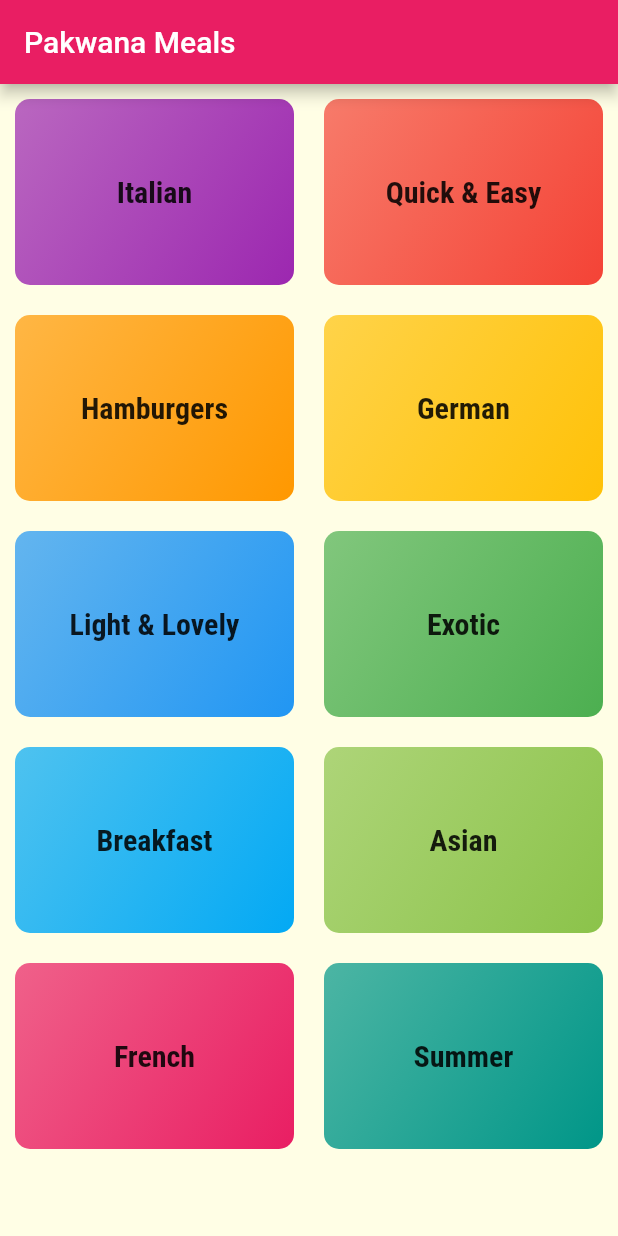
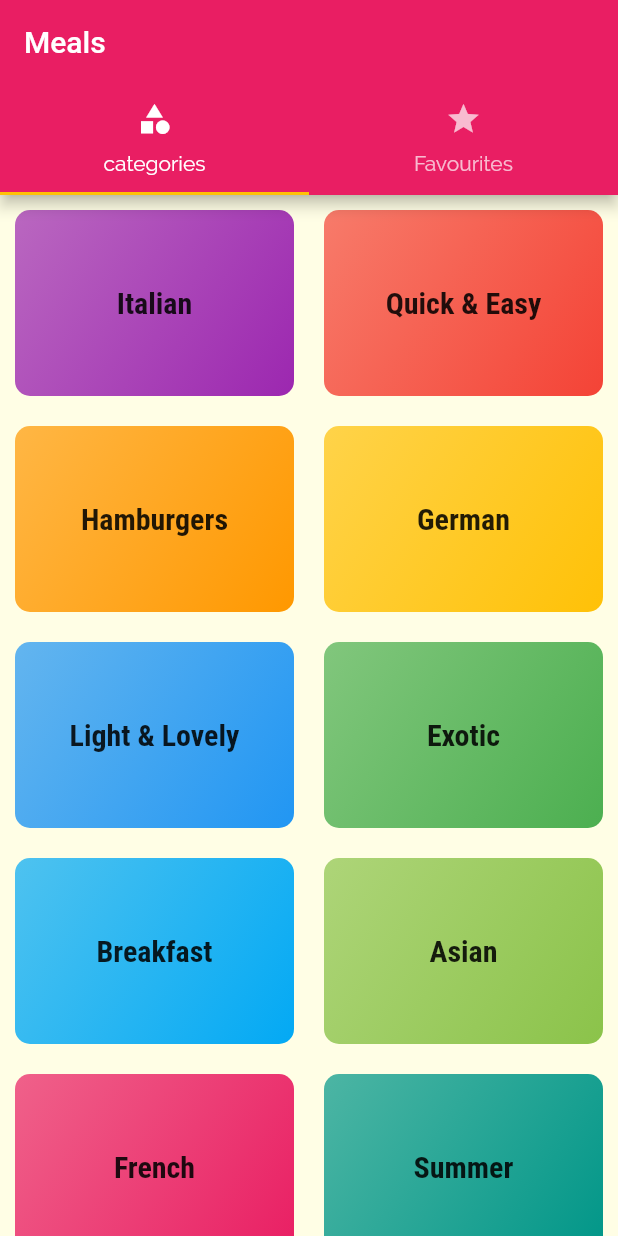
Before and after one commit to CodingEyes6/Recipe-App, a Flutter app: the screen it shows after launch, on a phone screen of 412 x 824 dp. Run offline on Flutter 3.47's test engine with Material 2 defaults, Android fonts, the phone set to English and light mode, and no system bars.

```diff
--- a/lib/Routes/routes.dart
+++ b/lib/Routes/routes.dart
@@ -11,6 +11,8 @@ class AppRoutes {
 static const CATEGORY_SCREEN = "Category";
 static const HOME_SCREEN = "/";
 static const MEAL_DETAIL_SCREEN = "MealDetail";
+static const FAVOURITE_SCREEN = "FavoutiteCategory";
+static const MEAL_SCREEN = "Meal Screen";
 
 
 
--- a/lib/main.dart
+++ b/lib/main.dart
@@ -1,13 +1,14 @@
 // ignore_for_file: must_be_immutable
 
 import 'package:flutter/material.dart';
-import 'package:meals_app/screens/MealDetail/meal_detail_screen.dart';
+import './screens/favourite/favourite_screen.dart';
 import 'screens/Category/category_screen.dart';
 import 'Colors/colors.dart';
 import 'styles/textstyles.dart';
 import 'Routes/routes.dart';
 import './screens/Meal/meals_screen.dart';
 import './screens/MealDetail/meal_detail_screen.dart';
+import './screens/tabs/tabs.dart';
 
 void main() => runApp(App());
 
@@ -22,9 +23,11 @@ class App extends StatelessWidget {
 
   Map<String, Widget Function(BuildContext)> routes(BuildContext ctx) {
     return {
-      AppRoutes.CATEGORY_SCREEN: (ctx) => MealScreen(),
-      AppRoutes.HOME_SCREEN: (ctx) => CategoryScreen(),
-      AppRoutes.MEAL_DETAIL_SCREEN: (ctx) => MealDetailScreen()
+      AppRoutes.CATEGORY_SCREEN: (ctx) => CategoryScreen(),
+      AppRoutes.HOME_SCREEN: (ctx) => TabScreen(),
+      AppRoutes.MEAL_DETAIL_SCREEN: (ctx) => MealDetailScreen(),
+      AppRoutes.FAVOURITE_SCREEN: (ctx) => FavouriteScreen(),
+      AppRoutes.MEAL_SCREEN: (ctx) => MealScreen(),
     };
   }
 
--- a/lib/screens/Category/category_screen.dart
+++ b/lib/screens/Category/category_screen.dart
@@ -9,8 +9,7 @@ import '../../constants/padding_constants.dart';
 class CategoryScreen extends StatelessWidget {
   @override
   Widget build(BuildContext context) {
-    return Scaffold(
-        appBar: buildAppBar(categoryScreenAppBarTitle), body: body());
+    return body();
   }
 
   Widget body() {
--- a/lib/screens/Category/components/category_item.dart
+++ b/lib/screens/Category/components/category_item.dart
@@ -21,7 +21,7 @@ class CategoryItem extends StatelessWidget {
 
   void selectCategory(BuildContext context) {
     AppRoutes.goToNextPage(
-        context, AppRoutes.CATEGORY_SCREEN, data: selectedCategoryData());
+        context, AppRoutes.MEAL_SCREEN, data: selectedCategoryData());
   }
 
   @override
--- /dev/null
+++ b/lib/screens/favourite/favourite_screen.dart
@@ -0,0 +1,15 @@
+import 'package:flutter/material.dart';
+
+
+
+class FavouriteScreen extends StatelessWidget {
+
+
+  @override
+  Widget build(BuildContext context) {
+    return
+
+      const Center(child: Text("Hi"));
+
+  }
+}
--- /dev/null
+++ b/lib/screens/tabs/tabs.dart
@@ -0,0 +1,44 @@
+// ignore_for_file: must_be_immutable
+
+import 'package:flutter/material.dart';
+import '../Category/category_screen.dart';
+import '../favourite/favourite_screen.dart';
+
+class TabScreen extends StatefulWidget {
+  var noTabs = 2;
+
+  @override
+  State<TabScreen> createState() => _TabScreenState();
+}
+
+class _TabScreenState extends State<TabScreen> {
+  @override
+  Widget build(BuildContext context) {
+    return DefaultTabController(
+      length: widget.noTabs,
+      child: Scaffold(
+        appBar: AppBar(
+          title: const Text("Meals"),
+          bottom: TabBar(tabs: buildTabs()),
+
+        ),
+        body: TabBarView(children: [
+          CategoryScreen(),
+          FavouriteScreen()
+        ]),
+      ),
+    );
+  }
+
+List<Widget> buildTabs(){
+  return [
+    tabItem(Icons.category, 'categories'),
+    tabItem(Icons.star, 'Favourites')
+  ];
+}
+
+}
+
+Widget tabItem(IconData icon,String text){
+  return Tab(icon: Icon(icon),text: text,);
+}
```
